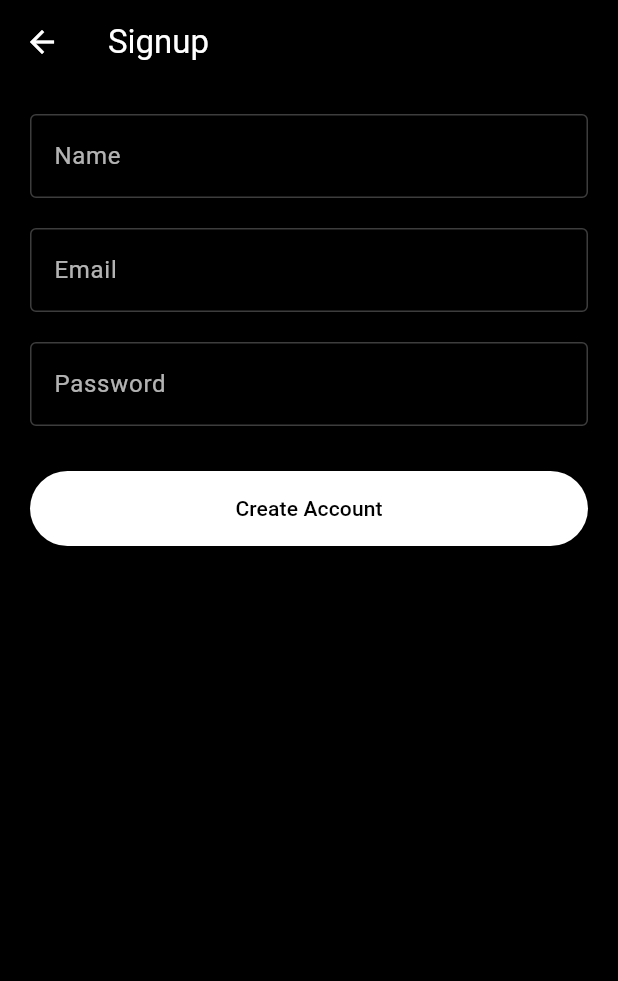
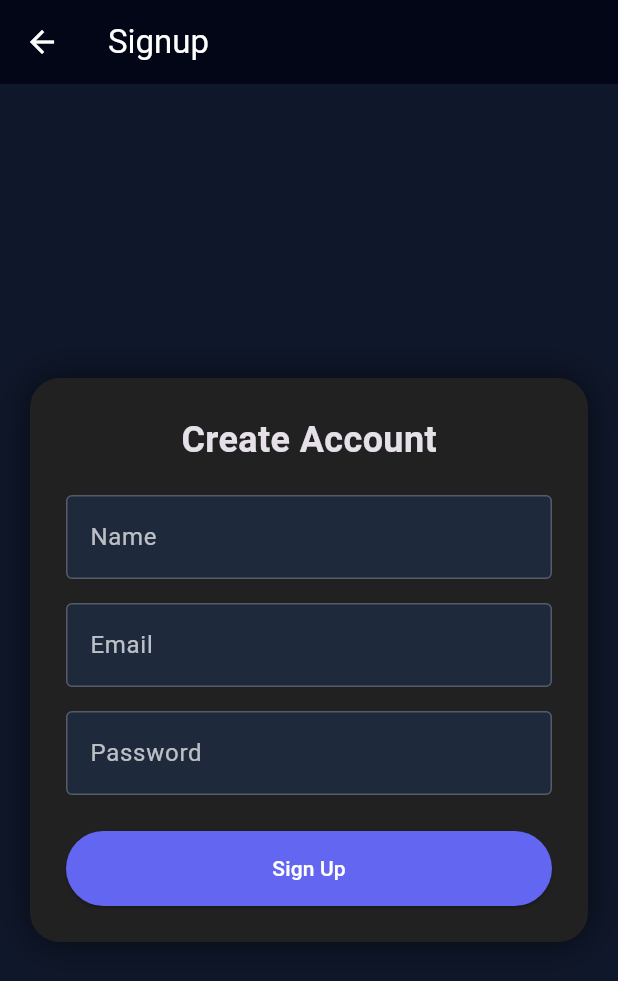
Before and after one commit to aryanshandilya19/social-media-app, a Flutter app: the screen it shows after launch, after a tap on "Create new account", on a phone screen of 412 x 824 dp. Shown: the top 981 px of the screen. Run offline on Flutter 3.47's test engine with Material 3 defaults, Android fonts, the phone set to English and light mode, and no system bars; our stand-ins replace shared_preferences; network calls fail.

Commit message:
fixed some bugs and updated the UI

```diff
--- a/frontend/lib/core/app_launcher.dart
+++ b/frontend/lib/core/app_launcher.dart
@@ -1,7 +1,7 @@
 import 'package:flutter/material.dart';
+import '../features/navigation/main_nav_screen.dart';
 import '../features/auth/login_screen.dart';
-import '../features/home/home_screen.dart';
-import 'auth_storage.dart';
+import '../core/auth_storage.dart';
 
 class AppLauncher extends StatefulWidget {
   const AppLauncher({super.key});
@@ -11,37 +11,34 @@ class AppLauncher extends StatefulWidget {
 }
 
 class _AppLauncherState extends State<AppLauncher> {
-  bool isLoading = true;
-  bool isLoggedIn = false;
+  bool? isLoggedIn;
 
   @override
   void initState() {
     super.initState();
-    checkLoginState();
+    checkAuth();
   }
 
-  Future<void> checkLoginState() async {
+  void checkAuth() async {
     final token = await AuthStorage.getToken();
 
-    if (token != null) {
-      isLoggedIn = true;
-    }
-
     setState(() {
-      isLoading = false;
+      isLoggedIn = token != null && token.isNotEmpty;
     });
   }
 
   @override
   Widget build(BuildContext context) {
-    if (isLoading) {
+    // ⏳ LOADING STATE
+    if (isLoggedIn == null) {
       return const Scaffold(body: Center(child: CircularProgressIndicator()));
     }
 
-    if (isLoggedIn) {
-      return const HomeScreen();
+    // 🔥 FINAL ROUTING
+    if (isLoggedIn == true) {
+      return const MainNavScreen(); // ✅ FIXED
+    } else {
+      return const LoginScreen();
     }
-
-    return const LoginScreen();
   }
 }
--- a/frontend/lib/core/auth_storage.dart
+++ b/frontend/lib/core/auth_storage.dart
@@ -13,11 +13,29 @@ class AuthStorage {
 
   static Future<String?> getToken() async {
     final prefs = await SharedPreferences.getInstance();
-    return prefs.getString("token");
+
+    final token = prefs.getString("token");
+
+    // 🔥 FIX: handle empty string
+    if (token == null || token.isEmpty) {
+      return null;
+    }
+
+    return token;
   }
 
   static Future<void> clear() async {
     final prefs = await SharedPreferences.getInstance();
-    await prefs.clear();
+    await prefs.remove("token");
+    await prefs.remove("refreshToken");
   }
+  static Future<void> saveUserId(String id) async {
+  final prefs = await SharedPreferences.getInstance();
+  await prefs.setString("userId", id);
 }
+
+static Future<String?> getUserId() async {
+  final prefs = await SharedPreferences.getInstance();
+  return prefs.getString("userId");
+}
+}
--- a/frontend/lib/features/auth/login_screen.dart
+++ b/frontend/lib/features/auth/login_screen.dart
@@ -1,7 +1,8 @@
 import 'package:flutter/material.dart';
+import 'package:social_app_flutter/features/navigation/main_nav_screen.dart';
 import '../../services/api_service.dart';
 import '../../core/auth_storage.dart';
-import '../home/home_screen.dart';
+//import '../home/home_screen.dart';
 import 'signup_screen.dart';
 
 class LoginScreen extends StatefulWidget {
@@ -33,8 +34,6 @@ class _LoginScreenState extends State<LoginScreen> {
     try {
       final result = await ApiService.login(email: email, password: password);
 
-      print("LOGIN RESPONSE: $result");
-
       // ✅ FIXED LOGIC (based on your backend response)
       if (result["token"] != null) {
         await AuthStorage.saveTokens(
@@ -42,10 +41,12 @@ class _LoginScreenState extends State<LoginScreen> {
           refreshToken: result["refreshToken"],
         );
 
-        // ✅ Navigate to Home
+        // 🔥 CRITICAL FIX
+        await AuthStorage.saveUserId(result["user"]["id"]);
+
         Navigator.pushAndRemoveUntil(
           context,
-          MaterialPageRoute(builder: (_) => const HomeScreen()),
+          MaterialPageRoute(builder: (_) => const MainNavScreen()),
           (route) => false,
         );
       } else {
@@ -54,8 +55,6 @@ class _LoginScreenState extends State<LoginScreen> {
         );
       }
     } catch (e) {
-      print("LOGIN ERROR: $e");
-
       ScaffoldMessenger.of(
         context,
       ).showSnackBar(const SnackBar(content: Text("Something went wrong")));
@@ -74,27 +73,54 @@ class _LoginScreenState extends State<LoginScreen> {
   @override
   Widget build(BuildContext context) {
     return Scaffold(
-      appBar: AppBar(title: const Text("Login")),
-      body: Padding(
-        padding: const EdgeInsets.all(20),
+      backgroundColor: Colors.black,
+
+      body: Center(
+        child: SingleChildScrollView(
+          child: Container(
+            margin: const EdgeInsets.symmetric(horizontal: 20),
+            padding: const EdgeInsets.all(24),
+            decoration: BoxDecoration(
+              color: Colors.grey[900],
+              borderRadius: BorderRadius.circular(20),
+              boxShadow: [
+                BoxShadow(
+                  color: Colors.black.withOpacity(0.6),
+                  blurRadius: 20,
+                  spreadRadius: 2,
+                ),
+              ],
+            ),
+
             child: Column(
-          mainAxisAlignment: MainAxisAlignment.center,
+              mainAxisSize: MainAxisSize.min,
               children: [
+                // 🔥 TITLE
+                const Text(
+                  "Welcome Back",
+                  style: TextStyle(fontSize: 24, fontWeight: FontWeight.bold),
+                ),
+
+                const SizedBox(height: 20),
+
+                // 📧 EMAIL
                 TextField(
                   controller: emailController,
                   decoration: const InputDecoration(labelText: "Email"),
                 ),
 
-            const SizedBox(height: 20),
+                const SizedBox(height: 16),
 
+                // 🔒 PASSWORD
                 TextField(
                   controller: passwordController,
                   obscureText: true,
                   decoration: const InputDecoration(labelText: "Password"),
                 ),
 
-            const SizedBox(height: 30),
+                const SizedBox(height: 24),
 
+                // 🔥 LOGIN BUTTON
                 SizedBox(
                   width: double.infinity,
                   height: 50,
@@ -106,8 +132,9 @@ class _LoginScreenState extends State<LoginScreen> {
                   ),
                 ),
 
-            const SizedBox(height: 10),
+                const SizedBox(height: 12),
 
+                // 🔁 SWITCH TO SIGNUP
                 TextButton(
                   onPressed: () {
                     Navigator.push(
@@ -120,6 +147,8 @@ class _LoginScreenState extends State<LoginScreen> {
               ],
             ),
           ),
+        ),
+      ),
     );
   }
 }
--- a/frontend/lib/features/auth/signup_screen.dart
+++ b/frontend/lib/features/auth/signup_screen.dart
@@ -49,45 +49,58 @@ class _SignupScreenState extends State<SignupScreen> {
   Widget build(BuildContext context) {
     return Scaffold(
       appBar: AppBar(title: const Text("Signup")),
-      body: Padding(
-        padding: const EdgeInsets.all(20),
+      body: Center(
+        child: SingleChildScrollView(
+          child: Container(
+            margin: const EdgeInsets.symmetric(horizontal: 20),
+            padding: const EdgeInsets.all(24),
+            decoration: BoxDecoration(
+              color: Colors.grey[900],
+              borderRadius: BorderRadius.circular(20),
+              boxShadow: [
+                BoxShadow(color: Colors.black.withOpacity(0.6), blurRadius: 20),
+              ],
+            ),
             child: Column(
+              mainAxisSize: MainAxisSize.min,
               children: [
-            TextField(
-              controller: nameController,
-              decoration: const InputDecoration(labelText: "Name"),
+                const Text(
+                  "Create Account",
+                  style: TextStyle(fontSize: 24, fontWeight: FontWeight.bold),
                 ),
 
                 const SizedBox(height: 20),
 
+                TextField(decoration: const InputDecoration(labelText: "Name")),
+
+                const SizedBox(height: 16),
+
                 TextField(
-              controller: emailController,
                   decoration: const InputDecoration(labelText: "Email"),
                 ),
 
-            const SizedBox(height: 20),
+                const SizedBox(height: 16),
 
                 TextField(
-              controller: passwordController,
                   obscureText: true,
                   decoration: const InputDecoration(labelText: "Password"),
                 ),
 
-            const SizedBox(height: 30),
+                const SizedBox(height: 24),
 
                 SizedBox(
                   width: double.infinity,
                   height: 50,
                   child: ElevatedButton(
-                onPressed: isLoading ? null : signup,
-                child: isLoading
-                    ? const CircularProgressIndicator()
-                    : const Text("Create Account"),
+                    onPressed: () {},
+                    child: const Text("Sign Up"),
                   ),
                 ),
               ],
             ),
           ),
+        ),
+      ),
     );
   }
 }
--- a/frontend/lib/main.dart
+++ b/frontend/lib/main.dart
@@ -14,31 +14,36 @@ class MyApp extends StatelessWidget {
       debugShowCheckedModeBanner: false,
 
       theme: ThemeData.dark().copyWith(
-        scaffoldBackgroundColor: Colors.black,
+        scaffoldBackgroundColor: const Color(0xFF0F172A),
 
         appBarTheme: const AppBarTheme(
-          backgroundColor: Colors.black,
+          backgroundColor: Color(0xFF020617),
           foregroundColor: Colors.white,
           elevation: 0,
         ),
 
-        colorScheme: const ColorScheme.dark(
-          primary: Colors.white,
-          secondary: Colors.white,
-        ),
+        colorScheme: const ColorScheme.dark(primary: Color(0xFF6366F1)),
 
+        cardColor: const Color(0xFF1E293B),
+
+        // ✅ FIXED BUTTON STYLE (COMPATIBLE)
         elevatedButtonTheme: ElevatedButtonThemeData(
           style: ElevatedButton.styleFrom(
-            backgroundColor: Colors.white,
-            foregroundColor: Colors.black,
+            backgroundColor: const Color(0xFF6366F1),
+            foregroundColor: Colors.white,
           ),
         ),
 
         inputDecorationTheme: const InputDecorationTheme(
+          filled: true,
+          fillColor: Color(0xFF1E293B),
+
           labelStyle: TextStyle(color: Colors.white70),
+
           enabledBorder: OutlineInputBorder(
             borderSide: BorderSide(color: Colors.white24),
           ),
+
           focusedBorder: OutlineInputBorder(
             borderSide: BorderSide(color: Colors.white),
           ),
```
Also changed, not shown: frontend/lib/features/navigation/main_nav_screen.dart (added, +83 -0 lines), frontend/lib/features/profile/profile_screen.dart (+87 -44 lines), frontend/lib/services/api_service.dart (+79 -96 lines), 1 other file. Lines whose indentation alone changed are shown as unchanged.
